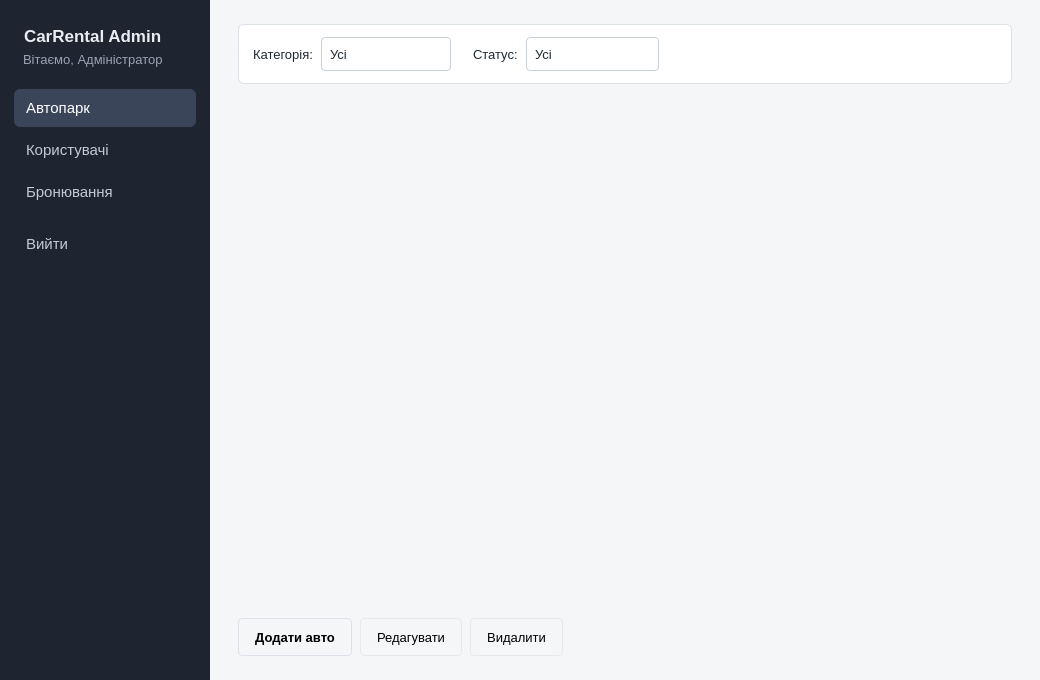
This is adminwindow.ui in lopez1k/kursova as Qt 5 draws it before an edit. The edited form follows.
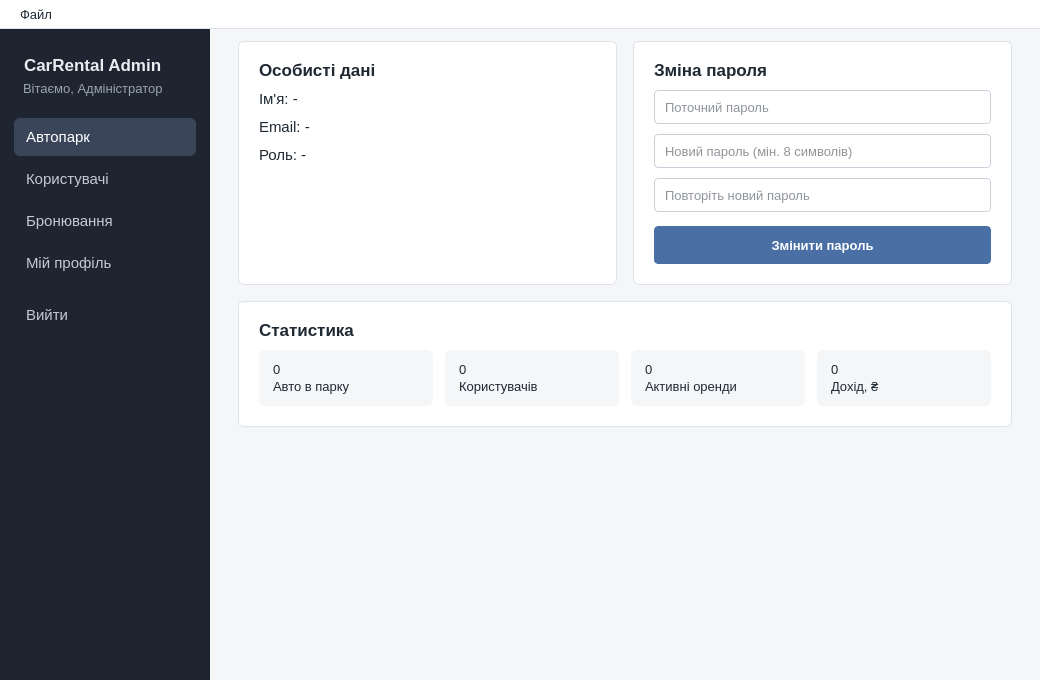
This is the edited form. The open tabs and pages were chosen to show the change.

Commit message:
feat: додано контекстне меню експорту даних, зміна пароля, статистика у профілі && fix: сума при достроковому поверненні авто
- Додано контекстне меню в профілі адміна для експорту користувачів, автомобілів та історії оренди - Зміна пароля для користувачів та адмінів - Видалення користувачів

What changed in the file:
```diff
--- a/adminwindow.ui
+++ b/adminwindow.ui
@@ -71,6 +71,13 @@
 }
 QPushButton#btnAddUser:hover   { background: #3F5F8F; border-color: #3F5F8F; }
 QPushButton#btnAddUser:pressed { background: #34507A; }
+QPushButton#btnDeleteUser {
+    background: #FFFFFF; border: 1px solid #E8C4C0; border-radius: 4px;
+    color: #B42318; font-weight: 600; padding: 8px 18px; min-height: 20px; margin-bottom: 8px;
+}
+QPushButton#btnDeleteUser:hover    { background: #FDF1F0; border-color: #D9A39D; }
+QPushButton#btnDeleteUser:pressed  { background: #FBE7E5; }
+QPushButton#btnDeleteUser:disabled { background: #F4F6F8; border-color: #E6E9ED; color: #A0A8B4; }
 QPushButton#btnDeleteCar:enabled { color: #B42318; border-color: #E8C4C0; background: #FFFFFF; }
 QPushButton#btnDeleteCar:enabled:hover { background: #FDF1F0; border-color: #D9A39D; }
 
@@ -100,8 +107,70 @@
     background: #F0F2F5; border: none; border-bottom: 1px solid #DDE2E8;
     padding: 8px 10px; font-weight: 600;
 }
+
+/* ---- Профіль ---- */
+QFrame#profileCard, QFrame#passwordCard, QFrame#statsCard {
+    background: #FFFFFF; border: 1px solid #DDE2E8; border-radius: 6px;
+}
+QLabel#profileTitle, QLabel#passwordTitle, QLabel#statsTitle { font-size: 13pt; font-weight: 600; }
+QLabel#lblProfileName, QLabel#lblProfileEmail, QLabel#lblProfileRole { font-size: 11pt; }
+QFrame#passwordCard QLineEdit {
+    background: #FFFFFF; border: 1px solid #C9D0D9; border-radius: 4px;
+    padding: 5px 8px; min-height: 22px; selection-background-color: #4A6FA5;
+}
+QFrame#passwordCard QLineEdit:hover { border-color: #A9B8CC; }
+QFrame#passwordCard QLineEdit:focus { border-color: #4A6FA5; }
+QPushButton#btnChangePassword {
+    background: #4A6FA5; border: 1px solid #4A6FA5; border-radius: 4px;
+    color: #FFFFFF; font-weight: 600; padding: 8px 18px; min-height: 20px; margin-top: 4px;
+}
+QPushButton#btnChangePassword:hover   { background: #3F5F8F; border-color: #3F5F8F; }
+QPushButton#btnChangePassword:pressed { background: #34507A; }
+QFrame#statTile1, QFrame#statTile2, QFrame#statTile3, QFrame#statTile4 {
+    background: #F4F6F8; border: none; border-radius: 6px;
+}
+QFrame#statsCard QLabel[kind="value"] { font-size: 16pt; font-weight: 600; color: #1F2933; background: transparent; }
+QFrame#statsCard QLabel[kind="caption"] { color: #6B7480; background: transparent; }
+
+/* ---- Меню ---- */
+QMenuBar { background: #FFFFFF; border: none; border-bottom: 1px solid #DDE2E8; padding: 2px 4px; }
+QMenuBar::item { background: transparent; padding: 5px 10px; border-radius: 4px; }
+QMenuBar::item:selected { background: #E3E8EF; }
+QMenu { background: #FFFFFF; border: 1px solid #DDE2E8; padding: 4px; }
+QMenu::item { padding: 6px 18px; border-radius: 4px; }
+QMenu::item:selected { background: #EEF3FA; color: #1F2933; }
 </string>
   </property>
+  <layout class="QVBoxLayout" name="rootLayout">
+   <property name="spacing">
+    <number>0</number>
+   </property>
+   <property name="leftMargin">
+    <number>0</number>
+   </property>
+   <property name="topMargin">
+    <number>0</number>
+   </property>
+   <property name="rightMargin">
+    <number>0</number>
+   </property>
+   <property name="bottomMargin">
+    <number>0</number>
+   </property>
+   <item>
+    <widget class="QMenuBar" name="menuBar">
+     <widget class="QMenu" name="menuFile">
+      <property name="title">
+       <string>Файл</string>
+      </property>
+      <addaction name="actionExportUsers"/>
+      <addaction name="actionExportCars"/>
+      <addaction name="actionExportRentals"/>
+     </widget>
+     <addaction name="menuFile"/>
+    </widget>
+   </item>
+   <item>
   <layout class="QHBoxLayout" name="mainHorizontalLayout">
    <property name="spacing">
     <number>0</number>
@@ -219,6 +288,22 @@
         </property>
        </widget>
       </item>
+        <item>
+ <widget class="QPushButton" name="btnProfile">
+  <property name="cursor">
+   <cursorShape>PointingHandCursor</cursorShape>
+  </property>
+  <property name="text">
+   <string>Мій профіль</string>
+  </property>
+  <property name="checkable">
+   <bool>true</bool>
+  </property>
+  <property name="autoExclusive">
+   <bool>true</bool>
+  </property>
+ </widget>
+</item>
       <item>
        <widget class="QPushButton" name="btnLogout">
         <property name="cursor">
@@ -248,13 +333,13 @@
    <item>
     <layout class="QVBoxLayout" name="contentLayout">
      <property name="spacing">
-      <number>14</number>
+        <number>10</number>
      </property>
      <property name="leftMargin">
       <number>28</number>
      </property>
      <property name="topMargin">
-      <number>24</number>
+        <number>12</number>
      </property>
      <property name="rightMargin">
       <number>28</number>
@@ -648,11 +733,286 @@
          </item>
         </layout>
        </widget>
-      </widget>
-     </item>
-    </layout>
-   </item>
+        <widget class="QWidget" name="profilePage">
+ <layout class="QVBoxLayout" name="profileLayout" stretch="0,1">
+  <property name="spacing"><number>0</number></property>
+  <property name="leftMargin"><number>0</number></property>
+<property name="topMargin"><number>0</number></property>
+<property name="rightMargin"><number>0</number></property>
+<property name="bottomMargin"><number>0</number></property>
+
+  <item>
+   <layout class="QHBoxLayout" name="profileRow" stretch="1,0">
+  <item>
+   <widget class="QWidget" name="profileContainer">
+    <property name="sizePolicy">
+     <sizepolicy hsizetype="Expanding" vsizetype="Preferred"><horstretch>0</horstretch><verstretch>0</verstretch></sizepolicy>
+    </property>
+    <property name="maximumSize"><size><width>960</width><height>16777215</height></size></property>
+    <layout class="QGridLayout" name="profileGrid" columnstretch="1,1">
+     <property name="leftMargin"><number>0</number></property>
+<property name="topMargin"><number>0</number></property>
+<property name="rightMargin"><number>0</number></property>
+<property name="bottomMargin"><number>0</number></property>
+
+     <property name="horizontalSpacing"><number>16</number></property>
+     <property name="verticalSpacing"><number>16</number></property>
+     <item row="0" column="0">
+ <widget class="QFrame" name="profileCard">
+  <property name="minimumSize"><size><width>340</width><height>0</height></size></property>
+  <layout class="QVBoxLayout" name="profileCardLayout">
+   <property name="spacing"><number>10</number></property>
+   <property name="leftMargin"><number>20</number></property>
+<property name="topMargin"><number>18</number></property>
+<property name="rightMargin"><number>20</number></property>
+<property name="bottomMargin"><number>20</number></property>
+
+   <item>
+ <widget class="QLabel" name="profileTitle">
+  <property name="text"><string>Особисті дані</string></property>
+  
+ </widget>
+</item>
+<item>
+ <widget class="QLabel" name="lblProfileName">
+  <property name="text"><string>Ім'я: -</string></property>
+  
+ </widget>
+</item>
+<item>
+ <widget class="QLabel" name="lblProfileEmail">
+  <property name="text"><string>Email: -</string></property>
+  
+ </widget>
+</item>
+<item>
+ <widget class="QLabel" name="lblProfileRole">
+  <property name="text"><string>Роль: -</string></property>
+  
+ </widget>
+</item>
+<item>
+ <spacer name="profileInfoSpacer">
+  <property name="orientation"><enum>Qt::Orientation::Vertical</enum></property>
+  <property name="sizeHint" stdset="0"><size><width>0</width><height>0</height></size></property>
+ </spacer>
+</item>
+
+  </layout>
+ </widget>
+</item>
+
+     <item row="0" column="1">
+ <widget class="QFrame" name="passwordCard">
+  <property name="minimumSize"><size><width>340</width><height>0</height></size></property>
+  <layout class="QVBoxLayout" name="passwordCardLayout">
+   <property name="spacing"><number>10</number></property>
+   <property name="leftMargin"><number>20</number></property>
+<property name="topMargin"><number>18</number></property>
+<property name="rightMargin"><number>20</number></property>
+<property name="bottomMargin"><number>20</number></property>
+
+   <item>
+ <widget class="QLabel" name="passwordTitle">
+  <property name="text"><string>Зміна пароля</string></property>
+  
+ </widget>
+</item>
+<item>
+ <widget class="QLineEdit" name="editOldPassword">
+  <property name="echoMode"><enum>QLineEdit::EchoMode::Password</enum></property>
+  <property name="placeholderText"><string>Поточний пароль</string></property>
+ </widget>
+</item>
+<item>
+ <widget class="QLineEdit" name="editNewPassword">
+  <property name="echoMode"><enum>QLineEdit::EchoMode::Password</enum></property>
+  <property name="placeholderText"><string>Новий пароль (мін. 8 символів)</string></property>
+ </widget>
+</item>
+<item>
+ <widget class="QLineEdit" name="editConfirmPassword">
+  <property name="echoMode"><enum>QLineEdit::EchoMode::Password</enum></property>
+  <property name="placeholderText"><string>Повторіть новий пароль</string></property>
+ </widget>
+</item>
+<item>
+ <widget class="QPushButton" name="btnChangePassword">
+  <property name="cursor"><cursorShape>PointingHandCursor</cursorShape></property>
+  <property name="text"><string>Змінити пароль</string></property>
+ </widget>
+</item>
+
   </layout>
+ </widget>
+</item>
+
+     <item row="1" column="0" colspan="2">
+ <widget class="QFrame" name="statsCard">
+  <property name="minimumSize"><size><width>340</width><height>0</height></size></property>
+  <layout class="QVBoxLayout" name="statsCardLayout">
+   <property name="spacing"><number>10</number></property>
+   <property name="leftMargin"><number>20</number></property>
+<property name="topMargin"><number>18</number></property>
+<property name="rightMargin"><number>20</number></property>
+<property name="bottomMargin"><number>20</number></property>
+
+   <item>
+ <widget class="QLabel" name="statsTitle">
+  <property name="text"><string>Статистика</string></property>
+  
+ </widget>
+</item>
+<item>
+ <layout class="QHBoxLayout" name="statTilesLayout" stretch="1,1,1,1">
+  <property name="spacing"><number>12</number></property>
+  <item>
+ <widget class="QFrame" name="statTile1">
+  <layout class="QVBoxLayout" name="statTile1Layout">
+   <property name="spacing"><number>2</number></property>
+   <property name="leftMargin"><number>14</number></property>
+<property name="topMargin"><number>12</number></property>
+<property name="rightMargin"><number>14</number></property>
+<property name="bottomMargin"><number>12</number></property>
+
+   <item>
+    <widget class="QLabel" name="statValue1">
+     <property name="text"><string>0</string></property>
+     <property name="kind" stdset="0"><string>value</string></property>
+    </widget>
+   </item>
+   <item>
+    <widget class="QLabel" name="statCaption1">
+     <property name="text"><string>Авто в парку</string></property>
+     <property name="kind" stdset="0"><string>caption</string></property>
+    </widget>
+   </item>
+  </layout>
+ </widget>
+</item>
+<item>
+ <widget class="QFrame" name="statTile2">
+  <layout class="QVBoxLayout" name="statTile2Layout">
+   <property name="spacing"><number>2</number></property>
+   <property name="leftMargin"><number>14</number></property>
+<property name="topMargin"><number>12</number></property>
+<property name="rightMargin"><number>14</number></property>
+<property name="bottomMargin"><number>12</number></property>
+
+   <item>
+    <widget class="QLabel" name="statValue2">
+     <property name="text"><string>0</string></property>
+     <property name="kind" stdset="0"><string>value</string></property>
+    </widget>
+   </item>
+   <item>
+    <widget class="QLabel" name="statCaption2">
+     <property name="text"><string>Користувачів</string></property>
+     <property name="kind" stdset="0"><string>caption</string></property>
+    </widget>
+   </item>
+  </layout>
+ </widget>
+</item>
+<item>
+ <widget class="QFrame" name="statTile3">
+  <layout class="QVBoxLayout" name="statTile3Layout">
+   <property name="spacing"><number>2</number></property>
+   <property name="leftMargin"><number>14</number></property>
+<property name="topMargin"><number>12</number></property>
+<property name="rightMargin"><number>14</number></property>
+<property name="bottomMargin"><number>12</number></property>
+
+   <item>
+    <widget class="QLabel" name="statValue3">
+     <property name="text"><string>0</string></property>
+     <property name="kind" stdset="0"><string>value</string></property>
+    </widget>
+   </item>
+   <item>
+    <widget class="QLabel" name="statCaption3">
+     <property name="text"><string>Активні оренди</string></property>
+     <property name="kind" stdset="0"><string>caption</string></property>
+    </widget>
+   </item>
+  </layout>
+ </widget>
+</item>
+<item>
+ <widget class="QFrame" name="statTile4">
+  <layout class="QVBoxLayout" name="statTile4Layout">
+   <property name="spacing"><number>2</number></property>
+   <property name="leftMargin"><number>14</number></property>
+<property name="topMargin"><number>12</number></property>
+<property name="rightMargin"><number>14</number></property>
+<property name="bottomMargin"><number>12</number></property>
+
+   <item>
+    <widget class="QLabel" name="statValue4">
+     <property name="text"><string>0</string></property>
+     <property name="kind" stdset="0"><string>value</string></property>
+    </widget>
+   </item>
+   <item>
+    <widget class="QLabel" name="statCaption4">
+     <property name="text"><string>Дохід, ₴</string></property>
+     <property name="kind" stdset="0"><string>caption</string></property>
+    </widget>
+   </item>
+  </layout>
+ </widget>
+</item>
+
+ </layout>
+</item>
+
+  </layout>
+ </widget>
+</item>
+
+    </layout>
+   </widget>
+  </item>
+  <item>
+ <spacer name="profileRowSpacer">
+  <property name="orientation"><enum>Qt::Orientation::Horizontal</enum></property>
+  <property name="sizeHint" stdset="0"><size><width>0</width><height>0</height></size></property>
+ </spacer>
+</item>
+
+   </layout>
+  </item>
+  <item>
+ <spacer name="profileSpacer">
+  <property name="orientation"><enum>Qt::Orientation::Vertical</enum></property>
+  <property name="sizeHint" stdset="0"><size><width>0</width><height>0</height></size></property>
+ </spacer>
+</item>
+
+ </layout>
+</widget>
+</widget>
+       </item>
+      </layout>
+     </item>
+    </layout>
+   </item>
+  </layout>
+  <action name="actionExportUsers">
+   <property name="text">
+    <string>Експорт користувачів</string>
+   </property>
+  </action>
+  <action name="actionExportCars">
+   <property name="text">
+    <string>Експорт автомобілів</string>
+   </property>
+  </action>
+  <action name="actionExportRentals">
+   <property name="text">
+    <string>Експорт історії оренди</string>
+   </property>
+  </action>
  </widget>
  <resources/>
  <connections/>
```
Left out of the diff: 16 changed lines with no effect on the pictures. Lines whose indentation alone changed are shown as unchanged. The commit also changes 26 other files.
